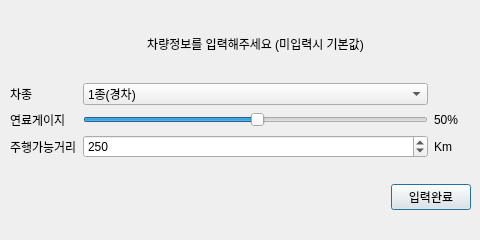
Before: the Qt Designer form src/carInfo.ui in wooing1084/TripPlanner, drawn with Qt 5.
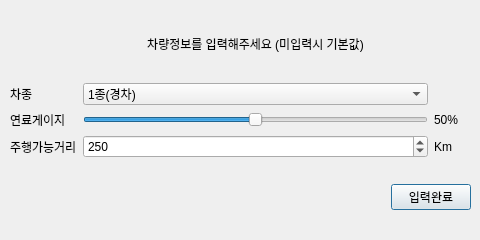
After: the same form once the commit is applied.

Patch:
```diff
--- a/src/carInfo.ui
+++ b/src/carInfo.ui
@@ -162,7 +162,13 @@
      </widget>
     </item>
     <item row="2" column="1" colspan="2">
-     <widget class="QSlider" name="horizontalSlider_2">
+     <widget class="QSlider" name="slider_horizontal">
+      <property name="minimum">
+       <number>0</number>
+      </property>
+      <property name="maximum">
+       <number>100</number>
+      </property>
       <property name="value">
        <number>50</number>
       </property>
```
Left out of the diff: 2 changed lines with no effect on the pictures.
